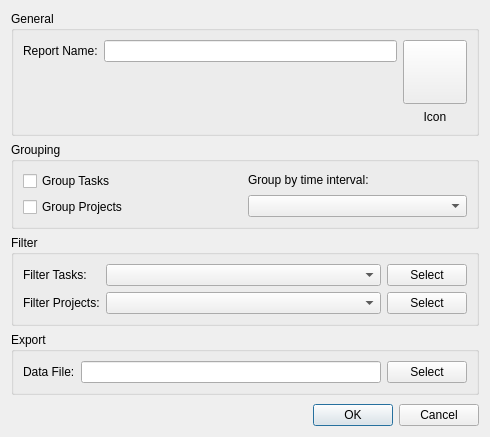
Before: the Qt Designer form src/dontpanik/kpart/core/ui/editreporttypedialog.ui in frankHa/dontpanic, drawn with Qt 5.
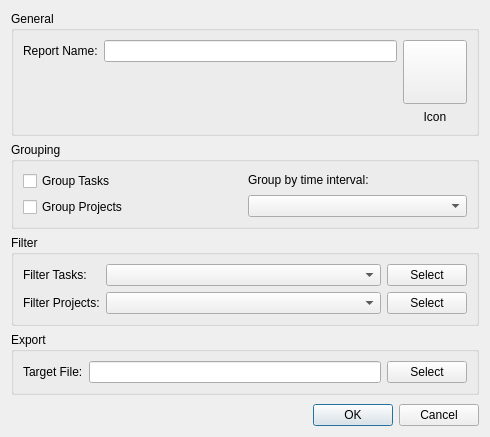
After: the same form once the commit is applied. Custom widgets are drawn as their Qt base class.

The edit to the form file:
```diff
--- a/src/dontpanik/kpart/core/ui/editreporttypedialog.ui
+++ b/src/dontpanik/kpart/core/ui/editreporttypedialog.ui
@@ -208,7 +208,7 @@
       <item>
        <widget class="QLabel" name="label_4">
         <property name="text">
-         <string>Data File:</string>
+         <string>Target File:</string>
         </property>
        </widget>
       </item>
```
